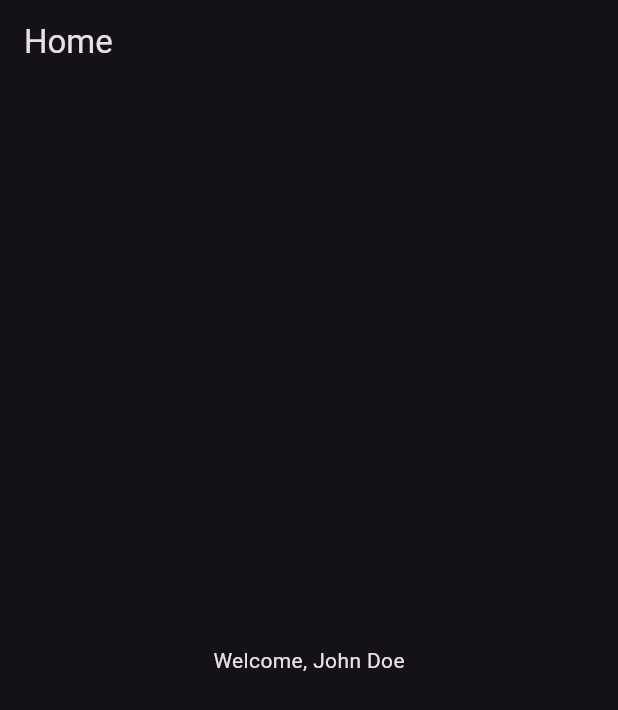
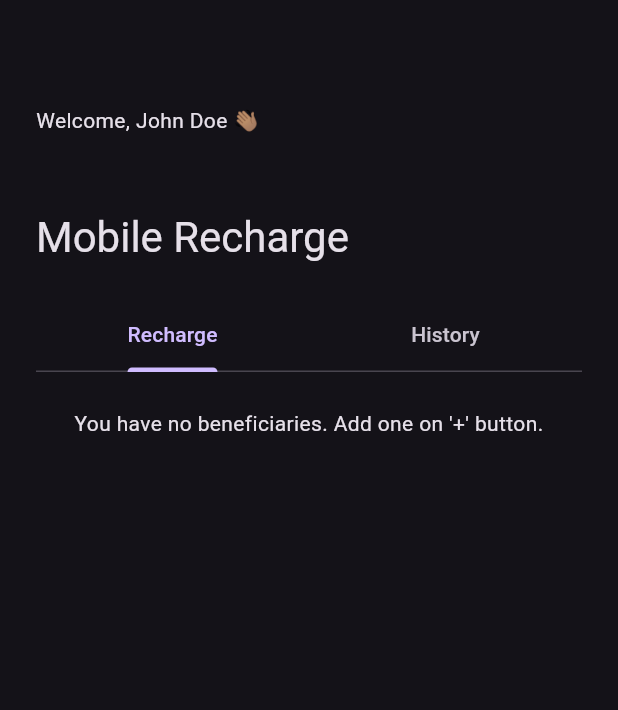
Before and after one commit to juzejunior/ticket_repo, a Flutter app: the screen it shows after launch, on a phone screen of 412 x 824 dp. Shown: the top 710 px of the screen. Run offline on Flutter 3.47's test engine with Material 3 defaults, Android fonts, the phone set to English and light mode, and no system bars; our stand-ins replace connectivity_plus, dartz, equatable, flutter_bloc, flutter_secure_storage, freezed_annotation and 2 more.

Commit message:
feat(beneficiaries): Added tabbar and initial layout

```diff
--- a/lib/core/providers/app_repository_provider.dart
+++ b/lib/core/providers/app_repository_provider.dart
@@ -7,7 +7,9 @@ import 'package:top_up_ticket/shared/data/datasources/local/user_local_datasourc
 import 'package:top_up_ticket/shared/data/datasources/local/user_local_datasource_impl.dart';
 import 'package:top_up_ticket/shared/data/datasources/remote/user_remote_datasource.dart';
 import 'package:top_up_ticket/shared/data/datasources/remote/user_remote_datasource_impl.dart';
+import 'package:top_up_ticket/shared/data/repositories/beneficiary_repository_impl.dart';
 import 'package:top_up_ticket/shared/data/repositories/user_repository_impl.dart';
+import 'package:top_up_ticket/shared/domain/repositories/beneficiary_repository.dart';
 import 'package:top_up_ticket/shared/domain/repositories/user_repository.dart';
 
 class AppRepositoryProvider extends StatelessWidget {
@@ -45,6 +47,9 @@ class AppRepositoryProvider extends StatelessWidget {
             context.read<ConnectionStatus>(),
           ),
         ),
+        RepositoryProvider<BeneficiaryRepository>(
+          create: (context) => BeneficiaryRepositoryImpl(),
+        ),
       ],
       child: child,
     );
--- a/lib/core/router/router.dart
+++ b/lib/core/router/router.dart
@@ -1,11 +1,11 @@
 import 'package:go_router/go_router.dart';
-import 'package:top_up_ticket/features/home/view/home_screen.dart';
+import 'package:top_up_ticket/features/mobile_recharge/view/screens/mobile_recharge_screen.dart';
 
 final router = GoRouter(
   routes: [
     GoRoute(
       path: '/',
-      builder: (context, state) => const HomeScreen(),
+      builder: (context, state) => const RechargeScreen(),
     ),
   ],
 );
--- a/lib/features/home/view/cubit/home_cubit.dart
+++ /dev/null
@@ -1,28 +0,0 @@
-import 'package:flutter_bloc/flutter_bloc.dart';
-import 'package:top_up_ticket/core/error/failures.dart';
-import 'package:top_up_ticket/features/home/view/cubit/home_state.dart';
-import 'package:top_up_ticket/shared/domain/repositories/user_repository.dart';
-
-class HomeCubit extends Cubit<HomeState> {
-  HomeCubit(
-    this.userRepository,
-  ) : super(const HomeState.initial());
-
-  final UserRepository userRepository;
-
-  Future<void> loadData() async {
-    emit(const HomeState.loading());
-
-    final userResult = await userRepository.getUser();
-
-    userResult.fold(
-      (error) {
-        if (error is NetworkFailure) {
-          return emit(const HomeState.networkError());
-        }
-        return emit(const HomeState.generalError());
-      },
-      (user) => emit(HomeState.success(user)),
-    );
-  }
-}
--- a/lib/features/home/view/cubit/home_state.dart
+++ /dev/null
@@ -1,15 +0,0 @@
-import 'package:freezed_annotation/freezed_annotation.dart';
-import 'package:top_up_ticket/shared/domain/entities/user.dart';
-
-part 'home_state.freezed.dart';
-
-@freezed
-sealed class HomeState with _$HomeState {
-  const factory HomeState.initial() = _Initial;
-  const factory HomeState.loading() = LoadingState;
-  const factory HomeState.networkError() = NetworkErrorState;
-  const factory HomeState.generalError() = GeneralErrorState;
-  const factory HomeState.success(
-    User user,
-  ) = SuccessState;
-}
--- a/lib/features/home/view/home_screen.dart
+++ /dev/null
@@ -1,53 +0,0 @@
-import 'package:flutter/material.dart';
-import 'package:flutter_bloc/flutter_bloc.dart';
-import 'package:top_up_ticket/features/home/view/cubit/home_cubit.dart';
-import 'package:top_up_ticket/features/home/view/cubit/home_state.dart';
-import 'package:top_up_ticket/shared/domain/repositories/user_repository.dart';
-
-class HomeScreen extends StatelessWidget {
-  const HomeScreen({super.key});
-
-  @override
-  Widget build(BuildContext context) {
-    return MultiBlocProvider(providers: [
-      BlocProvider(
-        create: (_) => HomeCubit(
-          context.read<UserRepository>(),
-        )..loadData(),
-      ),
-    ], child: const _HomeScreenContent());
-  }
-}
-
-class _HomeScreenContent extends StatelessWidget {
-  const _HomeScreenContent();
-
-  @override
-  Widget build(BuildContext context) {
-    return Scaffold(
-        appBar: AppBar(
-          title: const Text('Home'),
-        ),
-        body: BlocBuilder<HomeCubit, HomeState>(
-          builder: (context, state) {
-            return state.when(
-              initial: () => const Center(
-                child: CircularProgressIndicator(),
-              ),
-              loading: () => const Center(
-                child: CircularProgressIndicator(),
-              ),
-              networkError: () => const Center(
-                child: Text('Network Error'),
-              ),
-              generalError: () => const Center(
-                child: Text('Something went wrong. Please try again later.'),
-              ),
-              success: (user) => Center(
-                child: Text('Welcome, ${user.name}'),
-              ),
-            );
-          },
-        ));
-  }
-}
--- /dev/null
+++ b/lib/features/mobile_recharge/view/cubit/mobile_recharge_cubit.dart
@@ -0,0 +1,60 @@
+import 'dart:async';
+
+import 'package:flutter_bloc/flutter_bloc.dart';
+import 'package:top_up_ticket/core/error/failures.dart';
+import 'package:top_up_ticket/features/mobile_recharge/view/cubit/mobile_recharge_state.dart';
+import 'package:top_up_ticket/shared/domain/entities/beneficiary.dart';
+import 'package:top_up_ticket/shared/domain/repositories/beneficiary_repository.dart';
+import 'package:top_up_ticket/shared/domain/repositories/user_repository.dart';
+
+class MobileRechargeCubit extends Cubit<MobileRechargeState> {
+  MobileRechargeCubit({
+    required this.userRepository,
+    required this.beneficiaryRepository,
+  }) : super(const MobileRechargeState.initial());
+
+  final UserRepository userRepository;
+  final BeneficiaryRepository beneficiaryRepository;
+  StreamSubscription<List<Beneficiary>>? beneficiariesSubscription;
+
+  Future<void> loadData() async {
+    emit(const MobileRechargeState.loading());
+
+    final userResult = await userRepository.getUser();
+
+    userResult.fold(
+      (error) {
+        if (error is NetworkFailure) {
+          return emit(const MobileRechargeState.networkError());
+        }
+        return emit(const MobileRechargeState.generalError());
+      },
+      (user) => emit(MobileRechargeState.success(
+        user,
+        [],
+      )),
+    );
+
+    _listenToBeneficiaries();
+  }
+
+  void _listenToBeneficiaries() {
+    final beneficiariesStream = beneficiaryRepository.beneficiariesStream;
+    beneficiariesSubscription = beneficiariesStream.listen((beneficiaries) {
+      if (state is SuccessState) {
+        final successState = state as SuccessState;
+        emit(MobileRechargeState.success(
+          successState.user,
+          beneficiaries,
+        ));
+        return;
+      }
+    });
+  }
+
+  @override
+  Future<void> close() {
+    beneficiariesSubscription?.cancel();
+    return super.close();
+  }
+}
--- /dev/null
+++ b/lib/features/mobile_recharge/view/cubit/mobile_recharge_state.dart
@@ -0,0 +1,17 @@
+import 'package:freezed_annotation/freezed_annotation.dart';
+import 'package:top_up_ticket/shared/domain/entities/beneficiary.dart';
+import 'package:top_up_ticket/shared/domain/entities/user.dart';
+
+part 'mobile_recharge_state.freezed.dart';
+
+@freezed
+sealed class MobileRechargeState with _$MobileRechargeState {
+  const factory MobileRechargeState.initial() = _Initial;
+  const factory MobileRechargeState.loading() = LoadingState;
+  const factory MobileRechargeState.networkError() = NetworkErrorState;
+  const factory MobileRechargeState.generalError() = GeneralErrorState;
+  const factory MobileRechargeState.success(
+    User user,
+    List<Beneficiary> beneficiaries,
+  ) = SuccessState;
+}
--- /dev/null
+++ b/lib/features/mobile_recharge/view/screens/mobile_recharge_screen.dart
@@ -0,0 +1,70 @@
+import 'package:flutter/material.dart';
+import 'package:flutter_bloc/flutter_bloc.dart';
+import 'package:top_up_ticket/features/mobile_recharge/view/cubit/mobile_recharge_cubit.dart';
+import 'package:top_up_ticket/features/mobile_recharge/view/cubit/mobile_recharge_state.dart';
+import 'package:top_up_ticket/features/mobile_recharge/view/widgets/mobile_recharge_header.dart';
+import 'package:top_up_ticket/features/mobile_recharge/view/widgets/mobile_recharge_section.dart';
+import 'package:top_up_ticket/shared/domain/repositories/beneficiary_repository.dart';
+import 'package:top_up_ticket/shared/domain/repositories/user_repository.dart';
+
+class RechargeScreen extends StatelessWidget {
+  const RechargeScreen({super.key});
+
+  @override
+  Widget build(BuildContext context) {
+    return MultiBlocProvider(providers: [
+      BlocProvider(
+        create: (_) => MobileRechargeCubit(
+          userRepository: context.read<UserRepository>(),
+          beneficiaryRepository: context.read<BeneficiaryRepository>(),
+        )..loadData(),
+      ),
+    ], child: const _RechargeScreenContent());
+  }
+}
+
+class _RechargeScreenContent extends StatelessWidget {
+  const _RechargeScreenContent();
+
+  @override
+  Widget build(BuildContext context) {
+    return Scaffold(body: BlocBuilder<MobileRechargeCubit, MobileRechargeState>(
+      builder: (context, state) {
+        return state.when(
+          initial: () => const Center(
+            child: CircularProgressIndicator(),
+          ),
+          loading: () => const Center(
+            child: CircularProgressIndicator(),
+          ),
+          networkError: () => const Center(
+            child: Text(
+                'No Internet Connection. Please check your connection and try again.'),
+          ),
+          generalError: () => const Center(
+            child: Text('Something went wrong. Please try again later.'),
+          ),
+          success: (user, beneficiaries) => SafeArea(
+            child: Padding(
+              padding: const EdgeInsets.symmetric(
+                vertical: 20.0,
+                horizontal: 24.0,
+              ),
+              child: Column(
+                crossAxisAlignment: CrossAxisAlignment.start,
+                children: [
+                  const SizedBox(height: 50),
+                  MobileRechargeHeader(userName: user.name),
+                  const SizedBox(height: 50),
+                  MobileRechargeSection(
+                    beneficiaries: beneficiaries,
+                  ),
+                ],
+              ),
+            ),
+          ),
+        );
+      },
+    ));
+  }
+}
--- /dev/null
+++ b/lib/features/mobile_recharge/view/widgets/mobile_recharge_header.dart
@@ -0,0 +1,20 @@
+import 'package:flutter/material.dart';
+
+class MobileRechargeHeader extends StatelessWidget {
+  const MobileRechargeHeader({
+    super.key,
+    required this.userName,
+  });
+
+  final String userName;
+
+  @override
+  Widget build(BuildContext context) {
+    return Column(
+      crossAxisAlignment: CrossAxisAlignment.start,
+      children: [
+        Text('Welcome, $userName 👋🏽'),
+      ],
+    );
+  }
+}
--- /dev/null
+++ b/lib/features/mobile_recharge/view/widgets/mobile_recharge_section.dart
@@ -0,0 +1,156 @@
+import 'package:flutter/material.dart';
+import 'package:top_up_ticket/shared/domain/entities/beneficiary.dart';
+
+class MobileRechargeSection extends StatefulWidget {
+  const MobileRechargeSection({
+    super.key,
+    required this.beneficiaries,
+  });
+
+  final List<Beneficiary> beneficiaries;
+
+  @override
+  State<MobileRechargeSection> createState() => _MobileRechargeSectionState();
+}
+
+class _MobileRechargeSectionState extends State<MobileRechargeSection>
+    with SingleTickerProviderStateMixin {
+  late TabController _tabController;
+  int _selectedTabbar = 0;
+
+  @override
+  void initState() {
+    _tabController = TabController(length: 2, vsync: this);
+    _tabController.addListener(() {
+      setState(() {
+        _selectedTabbar = _tabController.index;
+      });
+    });
+    super.initState();
+  }
+
+  @override
+  void dispose() {
+    _tabController.dispose();
+    super.dispose();
+  }
+
+  @override
+  Widget build(BuildContext context) {
+    return Column(
+      crossAxisAlignment: CrossAxisAlignment.start,
+      children: [
+        Text(
+          'Mobile Recharge',
+          style: Theme.of(context).textTheme.headlineMedium,
+        ),
+        const SizedBox(
+          height: 24,
+        ),
+        MobileRechargeTabBar(
+          tabController: _tabController,
+        ),
+        const SizedBox(
+          height: 24,
+        ),
+        Builder(
+          builder: (context) {
+            if (_selectedTabbar == 0) {
+              return _BeneficiariesList(
+                beneficiaries: widget.beneficiaries,
+              );
+            } else {
+              return _RechargeHistory();
+            }
+          },
+        ),
+      ],
+    );
+  }
+}
+
+class _BeneficiariesList extends StatelessWidget {
+  const _BeneficiariesList({
+    required this.beneficiaries,
+  });
+
+  final List<Beneficiary> beneficiaries;
+
+  @override
+  Widget build(BuildContext context) {
+    return Builder(builder: (context) {
+      if (beneficiaries.isEmpty) {
+        return const Center(
+          child: Padding(
+            padding: EdgeInsets.symmetric(
+              horizontal: 24.0,
+            ),
+            child: Text(
+              "You have no beneficiaries. Add one on '+' button.",
+              textAlign: TextAlign.center,
+            ),
+          ),
+        );
+      }
+
+      return SizedBox(
+        height: 100,
+        child: ListView.builder(
+          itemCount: beneficiaries.length,
+          scrollDirection: Axis.horizontal,
+          itemBuilder: (context, index) {
+            final beneficiary = beneficiaries[index];
+            return SizedBox(
+              width: 150,
+              child: ListTile(
+                title: Text(beneficiary.nickName),
+                subtitle: Text(beneficiary.phoneNumber),
+              ),
+            );
+          },
+        ),
+      );
+    });
+  }
+}
+
+class _RechargeHistory extends StatelessWidget {
+  @override
+  Widget build(BuildContext context) {
+    return const Center(
+      child: Padding(
+        padding: EdgeInsets.symmetric(
+          horizontal: 24.0,
+        ),
+        child: Text(
+          'Here you will see the history of your recharges. Coming soon!',
+          textAlign: TextAlign.center,
+        ),
+      ),
+    );
+  }
+}
+
+class MobileRechargeTabBar extends StatelessWidget {
+  const MobileRechargeTabBar({
+    super.key,
+    required this.tabController,
+  });
+
+  final TabController tabController;
+
+  @override
+  Widget build(BuildContext context) {
+    return TabBar(
+      controller: tabController,
+      tabs: const [
+        Tab(
+          text: 'Recharge',
+        ),
+        Tab(
+          text: 'History',
+        ),
+      ],
+    );
+  }
+}
--- /dev/null
+++ b/lib/shared/data/repositories/beneficiary_repository_impl.dart
@@ -0,0 +1,16 @@
+import 'package:rxdart/rxdart.dart';
+import 'package:top_up_ticket/shared/domain/entities/beneficiary.dart';
+import 'package:top_up_ticket/shared/domain/repositories/beneficiary_repository.dart';
+
+class BeneficiaryRepositoryImpl implements BeneficiaryRepository {
+  final BehaviorSubject<List<Beneficiary>> _beneficiariesStreamController =
+      BehaviorSubject<List<Beneficiary>>();
+
+  @override
+  List<Beneficiary>? get beneficiaries =>
+      _beneficiariesStreamController.valueOrNull;
+
+  @override
+  Stream<List<Beneficiary>> get beneficiariesStream =>
+      _beneficiariesStreamController.stream;
+}
--- /dev/null
+++ b/lib/shared/domain/entities/beneficiary.dart
@@ -0,0 +1,12 @@
+import 'package:freezed_annotation/freezed_annotation.dart';
+
+part 'beneficiary.freezed.dart';
+
+@freezed
+class Beneficiary with _$Beneficiary {
+  const factory Beneficiary({
+    required String id,
+    required String nickName,
+    required String phoneNumber,
+  }) = _Beneficiary;
+}
--- /dev/null
+++ b/lib/shared/domain/repositories/beneficiary_repository.dart
@@ -0,0 +1,6 @@
+import 'package:top_up_ticket/shared/domain/entities/beneficiary.dart';
+
+abstract interface class BeneficiaryRepository {
+  Stream<List<Beneficiary>> get beneficiariesStream;
+  List<Beneficiary>? get beneficiaries;
+}
--- a/lib/shared/domain/repositories/user_repository.dart
+++ b/lib/shared/domain/repositories/user_repository.dart
@@ -2,6 +2,6 @@ import 'package:dartz/dartz.dart';
 import 'package:top_up_ticket/core/error/failures.dart';
 import 'package:top_up_ticket/shared/domain/entities/user.dart';
 
-abstract class UserRepository {
+abstract interface class UserRepository {
   Future<Either<Failure, User>> getUser();
 }
--- a/pubspec.yaml
+++ b/pubspec.yaml
@@ -25,6 +25,7 @@ dependencies:
   hive_generator: ^2.0.1
   flutter_secure_storage: ^4.2.1
   flutter_bloc: ^8.1.6
+  rxdart: ^0.28.0
 
 dev_dependencies:
   flutter_test:
```
Also changed, not shown: lib/features/mobile_recharge/view/cubit/mobile_recharge_state.freezed.dart, lib/shared/domain/entities/beneficiary.freezed.dart (added).
